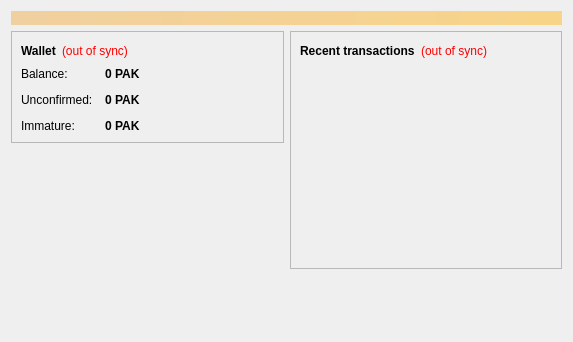
Pakcoin-project/pakcoinold, file src/qt/forms/overviewpage.ui: the form before one commit.
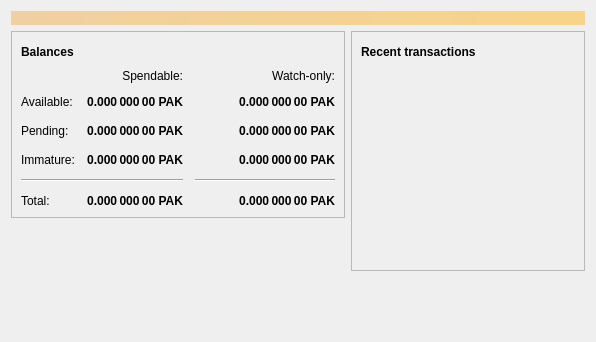
The form after the commit. Icons and pictures are not drawn.

The edit to the form file:
```diff
--- a/src/qt/forms/overviewpage.ui
+++ b/src/qt/forms/overviewpage.ui
@@ -6,7 +6,7 @@
    <rect>
     <x>0</x>
     <y>0</y>
-    <width>573</width>
+    <width>596</width>
     <height>342</height>
    </rect>
   </property>
@@ -20,7 +20,7 @@
       <bool>false</bool>
      </property>
      <property name="styleSheet">
-      <string notr="true">background-color: qlineargradient(x1: 0, y1: 0, x2: 1, y2: 0, stop:0 #F0D0A0, stop:1 #F8D488); color:#000000;</string>
+      <string notr="true">QLabel { background-color: qlineargradient(x1: 0, y1: 0, x2: 1, y2: 0, stop:0 #F0D0A0, stop:1 #F8D488); color:#000000; }</string>
      </property>
      <property name="wordWrap">
       <bool>true</bool>
@@ -54,27 +54,197 @@
                </font>
               </property>
               <property name="text">
-               <string>Wallet</string>
+               <string>Balances</string>
               </property>
              </widget>
             </item>
             <item>
-             <widget class="QLabel" name="labelWalletStatus">
+             <widget class="QPushButton" name="labelWalletStatus">
+              <property name="enabled">
+               <bool>true</bool>
+              </property>
+              <property name="maximumSize">
+               <size>
+                <width>30</width>
+                <height>16777215</height>
+               </size>
+              </property>
               <property name="toolTip">
                <string>The displayed information may be out of date. Your wallet automatically synchronizes with the Pakcoin network after a connection is established, but this process has not completed yet.</string>
               </property>
-              <property name="styleSheet">
-               <string notr="true">QLabel { color: red; }</string>
-              </property>
               <property name="text">
-               <string notr="true">(out of sync)</string>
+               <string/>
               </property>
-              <property name="alignment">
-               <set>Qt::AlignLeading|Qt::AlignLeft|Qt::AlignVCenter</set>
+              <property name="icon">
+               <iconset resource="../bitcoin.qrc">
+                <normaloff>:/icons/warning</normaloff>
+                <disabledoff>:/icons/warning</disabledoff>:/icons/warning</iconset>
+              </property>
+              <property name="iconSize">
+               <size>
+                <width>24</width>
+                <height>24</height>
+               </size>
+              </property>
+              <property name="flat">
+               <bool>true</bool>
               </property>
              </widget>
             </item>
             <item>
+             <spacer name="horizontalSpacer_3">
+              <property name="orientation">
+               <enum>Qt::Horizontal</enum>
+              </property>
+              <property name="sizeHint" stdset="0">
+               <size>
+                <width>40</width>
+                <height>20</height>
+               </size>
+              </property>
+             </spacer>
+            </item>
+           </layout>
+          </item>
+          <item>
+           <layout class="QGridLayout" name="gridLayout">
+            <property name="spacing">
+             <number>12</number>
+            </property>
+            <item row="2" column="2">
+             <widget class="QLabel" name="labelWatchPending">
+              <property name="font">
+               <font>
+                <weight>75</weight>
+                <bold>true</bold>
+               </font>
+              </property>
+              <property name="cursor">
+               <cursorShape>IBeamCursor</cursorShape>
+              </property>
+              <property name="toolTip">
+               <string>Unconfirmed transactions to watch-only addresses</string>
+              </property>
+              <property name="text">
+               <string notr="true">0.000 000 00 PAK</string>
+              </property>
+              <property name="alignment">
+               <set>Qt::AlignRight|Qt::AlignTrailing|Qt::AlignVCenter</set>
+              </property>
+              <property name="textInteractionFlags">
+               <set>Qt::LinksAccessibleByMouse|Qt::TextSelectableByKeyboard|Qt::TextSelectableByMouse</set>
+              </property>
+             </widget>
+            </item>
+            <item row="2" column="1">
+             <widget class="QLabel" name="labelUnconfirmed">
+              <property name="font">
+               <font>
+                <weight>75</weight>
+                <bold>true</bold>
+               </font>
+              </property>
+              <property name="cursor">
+               <cursorShape>IBeamCursor</cursorShape>
+              </property>
+              <property name="toolTip">
+               <string>Total of transactions that have yet to be confirmed, and do not yet count toward the spendable balance</string>
+              </property>
+              <property name="text">
+               <string notr="true">0.000 000 00 PAK</string>
+              </property>
+              <property name="alignment">
+               <set>Qt::AlignRight|Qt::AlignTrailing|Qt::AlignVCenter</set>
+              </property>
+              <property name="textInteractionFlags">
+               <set>Qt::LinksAccessibleByMouse|Qt::TextSelectableByKeyboard|Qt::TextSelectableByMouse</set>
+              </property>
+             </widget>
+            </item>
+            <item row="3" column="2">
+             <widget class="QLabel" name="labelWatchImmature">
+              <property name="font">
+               <font>
+                <weight>75</weight>
+                <bold>true</bold>
+               </font>
+              </property>
+              <property name="cursor">
+               <cursorShape>IBeamCursor</cursorShape>
+              </property>
+              <property name="toolTip">
+               <string>Mined balance in watch-only addresses that has not yet matured</string>
+              </property>
+              <property name="text">
+               <string notr="true">0.000 000 00 PAK</string>
+              </property>
+              <property name="alignment">
+               <set>Qt::AlignRight|Qt::AlignTrailing|Qt::AlignVCenter</set>
+              </property>
+              <property name="textInteractionFlags">
+               <set>Qt::LinksAccessibleByMouse|Qt::TextSelectableByKeyboard|Qt::TextSelectableByMouse</set>
+              </property>
+             </widget>
+            </item>
+            <item row="4" column="0" colspan="2">
+             <widget class="Line" name="line">
+              <property name="orientation">
+               <enum>Qt::Horizontal</enum>
+              </property>
+             </widget>
+            </item>
+            <item row="4" column="2">
+             <widget class="Line" name="lineWatchBalance">
+              <property name="sizePolicy">
+               <sizepolicy hsizetype="Preferred" vsizetype="Fixed">
+                <horstretch>0</horstretch>
+                <verstretch>0</verstretch>
+               </sizepolicy>
+              </property>
+              <property name="minimumSize">
+               <size>
+                <width>140</width>
+                <height>0</height>
+               </size>
+              </property>
+              <property name="orientation">
+               <enum>Qt::Horizontal</enum>
+              </property>
+             </widget>
+            </item>
+            <item row="5" column="0">
+             <widget class="QLabel" name="labelTotalText">
+              <property name="text">
+               <string>Total:</string>
+              </property>
+             </widget>
+            </item>
+            <item row="3" column="1">
+             <widget class="QLabel" name="labelImmature">
+              <property name="font">
+               <font>
+                <weight>75</weight>
+                <bold>true</bold>
+               </font>
+              </property>
+              <property name="cursor">
+               <cursorShape>IBeamCursor</cursorShape>
+              </property>
+              <property name="toolTip">
+               <string>Mined balance that has not yet matured</string>
+              </property>
+              <property name="text">
+               <string notr="true">0.000 000 00 PAK</string>
+              </property>
+              <property name="alignment">
+               <set>Qt::AlignRight|Qt::AlignTrailing|Qt::AlignVCenter</set>
+              </property>
+              <property name="textInteractionFlags">
+               <set>Qt::LinksAccessibleByMouse|Qt::TextSelectableByKeyboard|Qt::TextSelectableByMouse</set>
+              </property>
+             </widget>
+            </item>
+            <item row="2" column="3">
              <spacer name="horizontalSpacer_2">
               <property name="orientation">
                <enum>Qt::Horizontal</enum>
@@ -87,28 +257,15 @@
               </property>
              </spacer>
             </item>
-           </layout>
-          </item>
-          <item>
-           <layout class="QFormLayout" name="formLayout_2">
-            <property name="fieldGrowthPolicy">
-             <enum>QFormLayout::AllNonFixedFieldsGrow</enum>
-            </property>
-            <property name="horizontalSpacing">
-             <number>12</number>
-            </property>
-            <property name="verticalSpacing">
-             <number>12</number>
-            </property>
-            <item row="0" column="0">
-             <widget class="QLabel" name="label">
+            <item row="3" column="0">
+             <widget class="QLabel" name="labelImmatureText">
               <property name="text">
-               <string>Balance:</string>
+               <string>Immature:</string>
               </property>
              </widget>
             </item>
-            <item row="0" column="1">
-             <widget class="QLabel" name="labelBalance">
+            <item row="5" column="1">
+             <widget class="QLabel" name="labelTotal">
               <property name="font">
                <font>
                 <weight>75</weight>
@@ -122,22 +279,60 @@
                <string>Your current balance</string>
               </property>
               <property name="text">
-               <string notr="true">0 PAK</string>
+               <string notr="true">0.000 000 00 PAK</string>
               </property>
+              <property name="alignment">
+               <set>Qt::AlignRight|Qt::AlignTrailing|Qt::AlignVCenter</set>
+              </property>
               <property name="textInteractionFlags">
                <set>Qt::LinksAccessibleByMouse|Qt::TextSelectableByKeyboard|Qt::TextSelectableByMouse</set>
               </property>
              </widget>
             </item>
+            <item row="5" column="2">
+             <widget class="QLabel" name="labelWatchTotal">
+              <property name="font">
+               <font>
+                <weight>75</weight>
+                <bold>true</bold>
+               </font>
+              </property>
+              <property name="cursor">
+               <cursorShape>IBeamCursor</cursorShape>
+              </property>
+              <property name="toolTip">
+               <string>Current total balance in watch-only addresses</string>
+              </property>
+              <property name="text">
+               <string notr="true">0.000 000 00 PAK</string>
+              </property>
+              <property name="alignment">
+               <set>Qt::AlignRight|Qt::AlignTrailing|Qt::AlignVCenter</set>
+              </property>
+              <property name="textInteractionFlags">
+               <set>Qt::LinksAccessibleByMouse|Qt::TextSelectableByKeyboard|Qt::TextSelectableByMouse</set>
+              </property>
+             </widget>
+            </item>
+            <item row="0" column="2">
+             <widget class="QLabel" name="labelWatchonly">
+              <property name="text">
+               <string>Watch-only:</string>
+              </property>
+              <property name="alignment">
+               <set>Qt::AlignRight|Qt::AlignTrailing|Qt::AlignVCenter</set>
+              </property>
+             </widget>
+            </item>
             <item row="1" column="0">
-             <widget class="QLabel" name="label_3">
+             <widget class="QLabel" name="labelBalanceText">
               <property name="text">
-               <string>Unconfirmed:</string>
+               <string>Available:</string>
               </property>
              </widget>
             </item>
             <item row="1" column="1">
-             <widget class="QLabel" name="labelUnconfirmed">
+             <widget class="QLabel" name="labelBalance">
               <property name="font">
                <font>
                 <weight>75</weight>
@@ -151,7 +346,35 @@
                <string>Total of transactions that have yet to be confirmed, and do not yet count toward the current balance</string>
               </property>
               <property name="text">
-               <string notr="true">0 PAK</string>
+               <string notr="true">0.000 000 00 PAK</string>
+              </property>
+              <property name="alignment">
+               <set>Qt::AlignRight|Qt::AlignTrailing|Qt::AlignVCenter</set>
+              </property>
+              <property name="textInteractionFlags">
+               <set>Qt::LinksAccessibleByMouse|Qt::TextSelectableByKeyboard|Qt::TextSelectableByMouse</set>
+              </property>
+             </widget>
+            </item>
+            <item row="1" column="2">
+             <widget class="QLabel" name="labelWatchAvailable">
+              <property name="font">
+               <font>
+                <weight>75</weight>
+                <bold>true</bold>
+               </font>
+              </property>
+              <property name="cursor">
+               <cursorShape>IBeamCursor</cursorShape>
+              </property>
+              <property name="toolTip">
+               <string>Your current balance in watch-only addresses</string>
+              </property>
+              <property name="text">
+               <string notr="true">0.000 000 00 PAK</string>
+              </property>
+              <property name="alignment">
+               <set>Qt::AlignRight|Qt::AlignTrailing|Qt::AlignVCenter</set>
               </property>
               <property name="textInteractionFlags">
                <set>Qt::LinksAccessibleByMouse|Qt::TextSelectableByKeyboard|Qt::TextSelectableByMouse</set>
@@ -159,28 +382,19 @@
              </widget>
             </item>
             <item row="2" column="0">
-             <widget class="QLabel" name="labelImmatureText">
+             <widget class="QLabel" name="labelPendingText">
               <property name="text">
-               <string>Immature:</string>
+               <string>Pending:</string>
               </property>
              </widget>
             </item>
-            <item row="2" column="1">
-             <widget class="QLabel" name="labelImmature">
-              <property name="font">
-               <font>
-                <weight>75</weight>
-                <bold>true</bold>
-               </font>
-              </property>
-              <property name="toolTip">
-               <string>Mined balance that has not yet matured</string>
-              </property>
+            <item row="0" column="1">
+             <widget class="QLabel" name="labelSpendable">
               <property name="text">
-               <string notr="true">0 PAK</string>
+               <string>Spendable:</string>
               </property>
-              <property name="textInteractionFlags">
-               <set>Qt::LinksAccessibleByMouse|Qt::TextSelectableByKeyboard|Qt::TextSelectableByMouse</set>
+              <property name="alignment">
+               <set>Qt::AlignRight|Qt::AlignTrailing|Qt::AlignVCenter</set>
               </property>
              </widget>
             </item>
@@ -219,24 +433,47 @@
            <layout class="QHBoxLayout" name="horizontalLayout_2">
             <item>
              <widget class="QLabel" name="label_4">
+              <property name="font">
+               <font>
+                <weight>75</weight>
+                <bold>true</bold>
+               </font>
+              </property>
               <property name="text">
-               <string>&lt;b&gt;Recent transactions&lt;/b&gt;</string>
+               <string>Recent transactions</string>
               </property>
              </widget>
             </item>
             <item>
-             <widget class="QLabel" name="labelTransactionsStatus">
+             <widget class="QPushButton" name="labelTransactionsStatus">
+              <property name="enabled">
+               <bool>true</bool>
+              </property>
+              <property name="maximumSize">
+               <size>
+                <width>30</width>
+                <height>16777215</height>
+               </size>
+              </property>
               <property name="toolTip">
                <string>The displayed information may be out of date. Your wallet automatically synchronizes with the Pakcoin network after a connection is established, but this process has not completed yet.</string>
               </property>
-              <property name="styleSheet">
-               <string notr="true">QLabel { color: red; }</string>
-              </property>
               <property name="text">
-               <string notr="true">(out of sync)</string>
+               <string/>
               </property>
-              <property name="alignment">
-               <set>Qt::AlignRight|Qt::AlignTrailing|Qt::AlignVCenter</set>
+              <property name="icon">
+               <iconset resource="../bitcoin.qrc">
+                <normaloff>:/icons/warning</normaloff>
+                <disabledoff>:/icons/warning</disabledoff>:/icons/warning</iconset>
+              </property>
+              <property name="iconSize">
+               <size>
+                <width>24</width>
+                <height>24</height>
+               </size>
+              </property>
+              <property name="flat">
+               <bool>true</bool>
               </property>
              </widget>
             </item>
```
Left out of the diff: 7 changed lines with no effect on the pictures.
